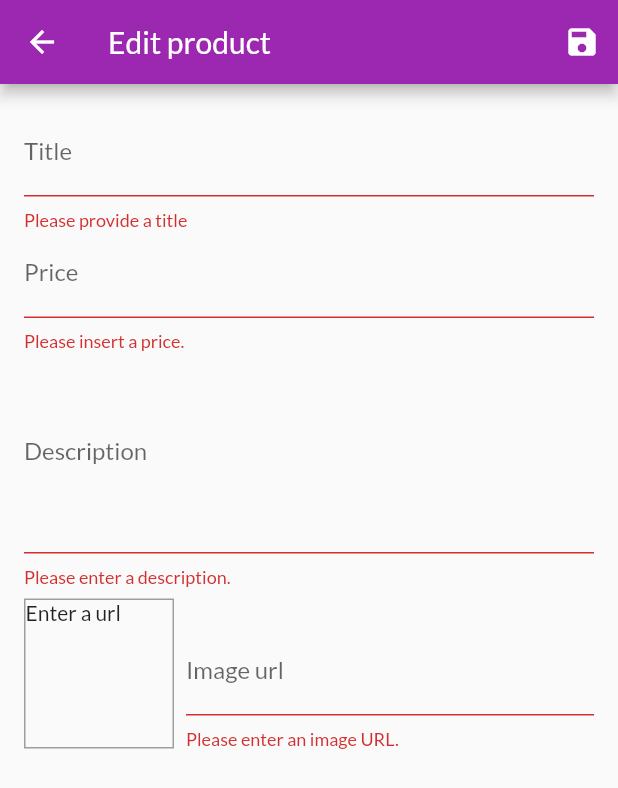
After one commit to bzhdark/shop_app, a Flutter app: the EditProductScreen screen opened by its route, after a tap on the "save" icon, on a phone screen of 412 x 824 dp. The commit adds this screen. Shown: the top 788 px of the screen. Run offline on Flutter 3.47's test engine with Material 2 defaults, Android fonts, the phone set to English and light mode, and no system bars; network calls fail.

Commit message:
fin module

```diff
--- a/lib/main.dart
+++ b/lib/main.dart
@@ -8,6 +8,8 @@ import './screens/cart_screen.dart';
 import './providers/products.dart';
 import './providers/cart.dart';
 import './providers/orders.dart';
+import './screens/user_products_screen.dart';
+import './screens/edit_product_screen.dart';
 
 void main() => runApp(MyApp());
 
@@ -38,6 +40,8 @@ class MyApp extends StatelessWidget {
             ProductDetailScreen.routeName: (ctx) => ProductDetailScreen(),
             CartScreen.routeName: (ctx) => CartScreen(),
             OrdersScreen.routeName: (ctx) => OrdersScreen(),
+            UserProductsScreen.routeName: (ctx) => UserProductsScreen(),
+            EditProductScreen.routeName: (ctx) => EditProductScreen(),
           }),
     );
   }
--- a/lib/providers/products.dart
+++ b/lib/providers/products.dart
@@ -52,18 +52,30 @@ class Products with ChangeNotifier {
     return _items.firstWhere((item) => item.id == id);
   }
 
-  void addProduct() {
-    // _items.add(value);
+  void addProduct(Product product) {
+    final newProduct = Product(
+      title: product.title,
+      description: product.description,
+      price: product.price,
+      imageUrl: product.imageUrl,
+      id: DateTime.now().toString(),
+    );
+    _items.add(newProduct);
     notifyListeners();
   }
 
-  // void showFavoriteOnly() {
-  //   showFavoritesOnly = true;
-  //   notifyListeners();
-  // }
+  void updateProduct(String id, Product newProduct) {
+    final prodIndex = _items.indexWhere((prod) => prod.id == id);
+    if (prodIndex >= 0) {
+      _items[prodIndex] = newProduct;
+      notifyListeners();
+    } else {
+      print("...errreur");
+    }
+  }
 
-  // void showAll() {
-  //   showFavoritesOnly = false;
-  //   notifyListeners();
-  // }
+  void deleteProduct(String id) {
+    _items.removeWhere((prod) => prod.id == id);
+    notifyListeners();
+  }
 }
--- /dev/null
+++ b/lib/screens/edit_product_screen.dart
@@ -0,0 +1,244 @@
+import 'package:flutter/material.dart';
+import 'package:provider/provider.dart';
+
+import '../providers/product.dart';
+import '../providers/products.dart';
+
+class EditProductScreen extends StatefulWidget {
+  static const routeName = "/edit-product";
+
+  @override
+  _EditProductScreenState createState() => _EditProductScreenState();
+}
+
+class _EditProductScreenState extends State<EditProductScreen> {
+  final _priceFocusNode = FocusNode();
+  final _descriptionFocusNode = FocusNode();
+  final _imageUrlController = TextEditingController();
+  final _imageUrlFocusNode = FocusNode();
+  final _form = GlobalKey<FormState>();
+  var _editedProduct = Product(
+    id: null,
+    title: "",
+    price: 0,
+    description: '',
+    imageUrl: '',
+  );
+  var _isInit = true;
+  var _initValues = {
+    'title': '',
+    'description': '',
+    'price': '',
+    'imageUrl': '',
+  };
+
+  @override
+  void initState() {
+    super.initState();
+    _imageUrlFocusNode.addListener(_updateImageUrl);
+  }
+
+  @override
+  void didChangeDependencies() {
+    if (_isInit) {
+      final productId = ModalRoute.of(context).settings.arguments as String;
+      if (productId != null) {
+        _editedProduct = Provider.of<Products>(context, listen: false).fintById(productId);
+        _initValues = {
+          'title': _editedProduct.title,
+          'description': _editedProduct.description,
+          'price': _editedProduct.price.toStringAsFixed(2),
+          'imageUrl': '',
+        };
+        _imageUrlController.text = _editedProduct.imageUrl;
+      }
+    }
+
+    _isInit = false;
+    super.didChangeDependencies();
+  }
+
+  void _updateImageUrl() {
+    if (!_imageUrlFocusNode.hasFocus) {
+      setState(() {});
+    }
+  }
+
+  void dispose() {
+    _imageUrlFocusNode.removeListener(_updateImageUrl);
+    _priceFocusNode.dispose();
+    _descriptionFocusNode.dispose();
+    _imageUrlFocusNode.dispose();
+    super.dispose();
+  }
+
+  void _saveForm() {
+    final isValid = _form.currentState.validate();
+    if (!isValid) {
+      return;
+    }
+    _form.currentState.save();
+
+    if (_editedProduct.id != null) {
+      print(_editedProduct.id);
+      Provider.of<Products>(context, listen: false).updateProduct(_editedProduct.id, _editedProduct);
+    } else {
+      //new product
+      Provider.of<Products>(context, listen: false).addProduct(_editedProduct);
+    }
+    Navigator.of(context).pop();
+  }
+
+  Widget build(BuildContext context) {
+    return Scaffold(
+      appBar: AppBar(
+        title: const Text('Edit product'),
+        actions: <Widget>[
+          IconButton(icon: Icon(Icons.save), onPressed: _saveForm),
+        ],
+      ),
+      body: Padding(
+        padding: const EdgeInsets.all(16.0),
+        child: Form(
+          key: _form,
+          child: ListView(
+            children: <Widget>[
+              TextFormField(
+                initialValue: _initValues['title'],
+                decoration: const InputDecoration(labelText: "Title"),
+                textInputAction: TextInputAction.next,
+                validator: (val) {
+                  if (val.isEmpty) {
+                    return 'Please provide a title';
+                  }
+                  return null;
+                },
+                onFieldSubmitted: (value) {
+                  FocusScope.of(context).requestFocus(_priceFocusNode);
+                },
+                onSaved: (val) {
+                  _editedProduct = Product(
+                    title: val,
+                    price: _editedProduct.price,
+                    description: _editedProduct.description,
+                    imageUrl: _editedProduct.imageUrl,
+                    id: _editedProduct.id,
+                    isFavorite: _editedProduct.isFavorite,
+                  );
+                },
+              ),
+              TextFormField(
+                initialValue: _initValues['price'],
+                decoration: const InputDecoration(labelText: "Price"),
+                textInputAction: TextInputAction.next,
+                keyboardType: TextInputType.numberWithOptions(),
+                focusNode: _priceFocusNode,
+                onFieldSubmitted: (value) {
+                  FocusScope.of(context).requestFocus(_descriptionFocusNode);
+                },
+                validator: (val) {
+                  if (val.isEmpty) {
+                    return "Please insert a price.";
+                  }
+                  if (double.tryParse(val) == null) {
+                    return "Please enter a valid number.";
+                  }
+                  if (double.parse(val) <= 0) {
+                    return "Please enter a number > 0.";
+                  }
+                  return null;
+                },
+                onSaved: (val) {
+                  _editedProduct = Product(
+                    title: _editedProduct.title,
+                    price: double.parse(val),
+                    description: _editedProduct.description,
+                    imageUrl: _editedProduct.imageUrl,
+                    id: _editedProduct.id,
+                    isFavorite: _editedProduct.isFavorite,
+                  );
+                },
+              ),
+              TextFormField(
+                initialValue: _initValues['description'],
+                decoration: const InputDecoration(labelText: "Description"),
+                maxLines: 5,
+                keyboardType: TextInputType.multiline,
+                focusNode: _descriptionFocusNode,
+                validator: (val) {
+                  if (val.isEmpty) {
+                    return "Please enter a description.";
+                  }
+                  if (val.length < 10) {
+                    return "Too short.";
+                  }
+                  return null;
+                },
+                onSaved: (val) {
+                  _editedProduct = Product(
+                    title: _editedProduct.title,
+                    price: _editedProduct.price,
+                    description: val,
+                    imageUrl: _editedProduct.imageUrl,
+                    id: _editedProduct.id,
+                    isFavorite: _editedProduct.isFavorite,
+                  );
+                },
+              ),
+              Row(
+                crossAxisAlignment: CrossAxisAlignment.end,
+                children: <Widget>[
+                  Container(
+                    width: 100,
+                    height: 100,
+                    margin: const EdgeInsets.only(top: 8, right: 8),
+                    decoration: BoxDecoration(
+                      border: Border.all(width: 1, color: Colors.grey),
+                    ),
+                    child: _imageUrlController.text.isEmpty
+                        ? Text('Enter a url')
+                        : FittedBox(
+                            child: Image.network(_imageUrlController.text),
+                          ),
+                  ),
+                  Expanded(
+                    child: TextFormField(
+                      decoration: InputDecoration(labelText: 'Image url'),
+                      keyboardType: TextInputType.url,
+                      textInputAction: TextInputAction.done,
+                      controller: _imageUrlController,
+                      validator: (val) {
+                        if (val.isEmpty) {
+                          return "Please enter an image URL.";
+                        }
+                        if (!val.startsWith("http")) {
+                          return "Please enter a valid url.";
+                        }
+                        if (!val.endsWith(".png") && !val.endsWith(".jpg")) {
+                          return "Please enter a valid url";
+                        }
+                        return null;
+                      },
+                      focusNode: _imageUrlFocusNode,
+                      onFieldSubmitted: (val) => _saveForm(),
+                      onSaved: (val) {
+                        _editedProduct = Product(
+                          title: _editedProduct.title,
+                          price: _editedProduct.price,
+                          description: _editedProduct.description,
+                          imageUrl: val,
+                          id: _editedProduct.id,
+                          isFavorite: _editedProduct.isFavorite,
+                        );
+                      },
+                    ),
+                  )
+                ],
+              )
+            ],
+          ),
+        ),
+      ),
+    );
+  }
+}
--- a/lib/widgets/app_drawer.dart
+++ b/lib/widgets/app_drawer.dart
@@ -1,5 +1,6 @@
 import 'package:flutter/material.dart';
 import '../screens/orders_screen.dart';
+import '../screens/user_products_screen.dart';
 
 class AppDrawer extends StatelessWidget {
   @override
@@ -28,6 +29,14 @@ class AppDrawer extends StatelessWidget {
             },
           ),
           Divider(),
+          ListTile(
+            leading: Icon(Icons.edit),
+            title: Text('Manage products'),
+            onTap: () {
+              Navigator.of(context).pushReplacementNamed(UserProductsScreen.routeName);
+            },
+          ),
+          Divider(),
         ],
       ),
     );
```
Also changed, not shown: lib/providers/cart.dart (+13 -0 lines), lib/screens/user_products_screen.dart (added, +42 -0 lines), lib/widgets/cart_item.dart (+29 -0 lines), lib/widgets/product_item.dart (+15 -5 lines), lib/widgets/user_product_item.dart (added, +50 -0 lines).
